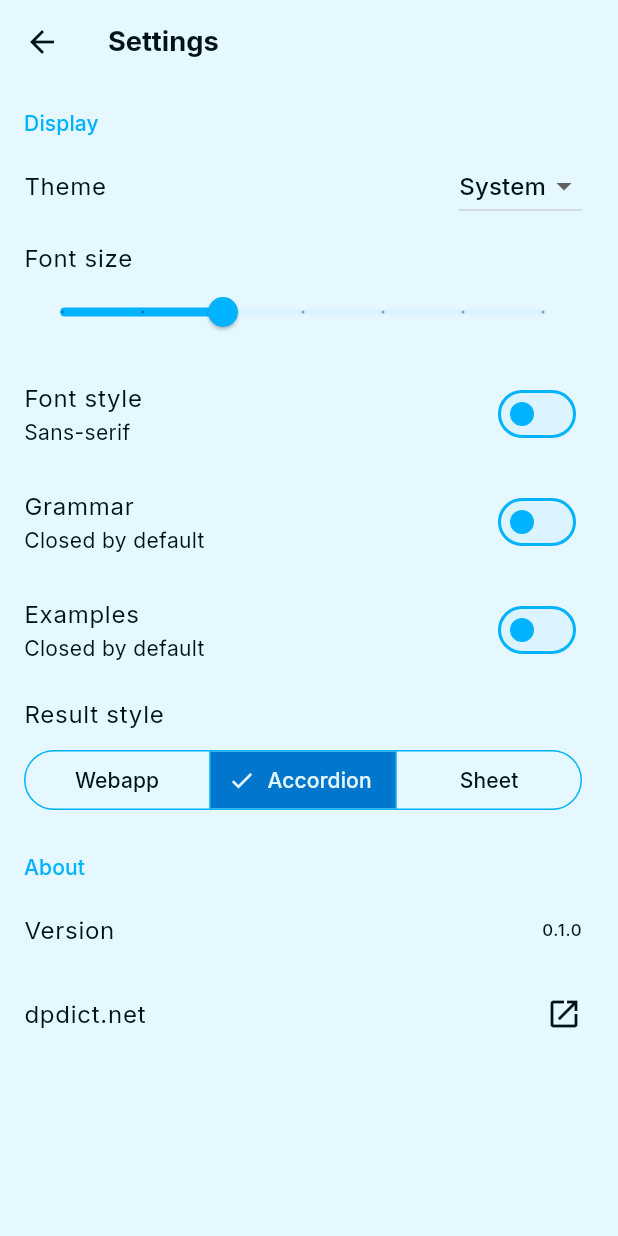
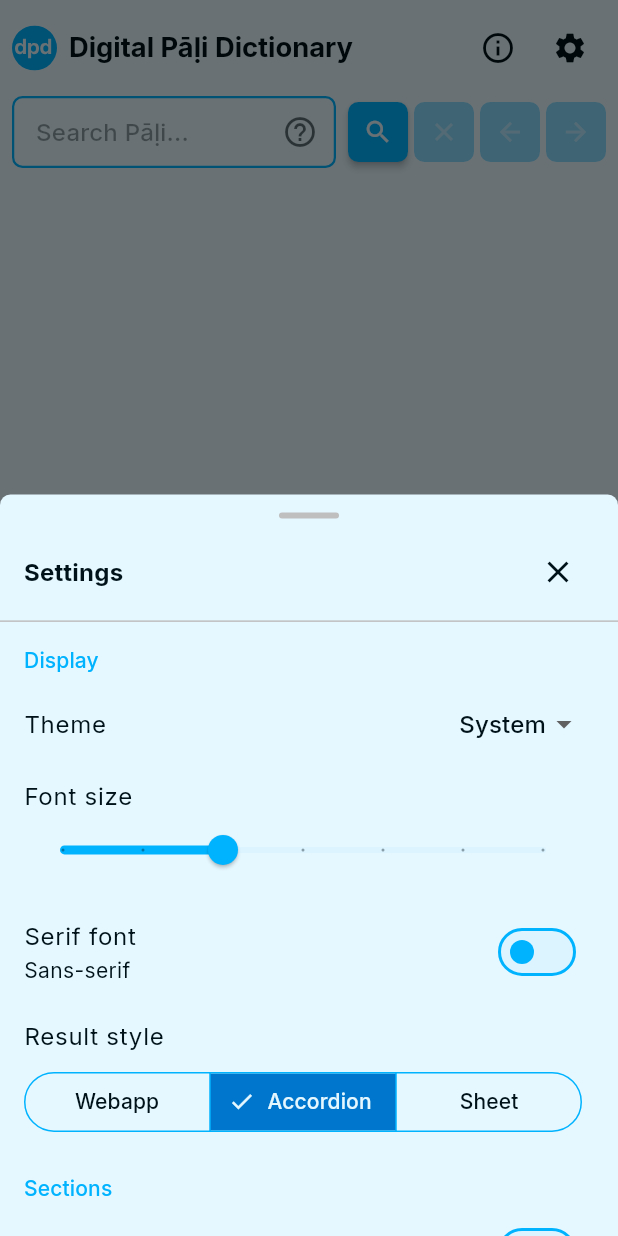
Before and after one commit to digitalpalidictionary/dpd-flutter-app, a Flutter app: the screen it shows after launch, after a tap on the "settings" icon, on a phone screen of 412 x 824 dp. Run offline on Flutter 3.47's test engine with Material 3 defaults, Android fonts, the phone set to English and light mode, and no system bars; our stand-ins replace drift, flutter_html, flutter_riverpod, flutter_svg, google_fonts, shared_preferences; accounts and stored records are empty; generated files the repository leaves out were written again.

Commit message:
feat: add settings overlay (bottom sheet + side drawer) with all new toggles

```diff
--- a/lib/providers/settings_provider.dart
+++ b/lib/providers/settings_provider.dart
@@ -21,6 +21,7 @@
     this.showSummary = true,
     this.showSandhiApostrophe = true,
     this.audioGender = AudioGender.male,
+    this.useBottomSheetSettings = true,
   });
 
   final ThemeMode themeMode;
@@ -34,6 +35,9 @@
   final bool showSummary;
   final bool showSandhiApostrophe;
   final AudioGender audioGender;
+  /// Temporary dev toggle: true = bottom sheet, false = side drawer.
+  /// Removed in Phase 6 after user picks preferred variant.
+  final bool useBottomSheetSettings;
 
   Settings copyWith({
     ThemeMode? themeMode,
@@ -47,6 +51,7 @@
     bool? showSummary,
     bool? showSandhiApostrophe,
     AudioGender? audioGender,
+    bool? useBottomSheetSettings,
   }) {
     return Settings(
       themeMode: themeMode ?? this.themeMode,
@@ -60,6 +65,8 @@
       showSummary: showSummary ?? this.showSummary,
       showSandhiApostrophe: showSandhiApostrophe ?? this.showSandhiApostrophe,
       audioGender: audioGender ?? this.audioGender,
+      useBottomSheetSettings:
+          useBottomSheetSettings ?? this.useBottomSheetSettings,
     );
   }
 
@@ -77,7 +84,8 @@
         other.niggahitaMode == niggahitaMode &&
         other.showSummary == showSummary &&
         other.showSandhiApostrophe == showSandhiApostrophe &&
-        other.audioGender == audioGender;
+        other.audioGender == audioGender &&
+        other.useBottomSheetSettings == useBottomSheetSettings;
   }
 
   @override
@@ -93,6 +101,7 @@
     showSummary,
     showSandhiApostrophe,
     audioGender,
+    useBottomSheetSettings,
   );
 }
 
@@ -133,6 +142,8 @@
       (g) => g.name == audioGenderName,
       orElse: () => AudioGender.male,
     );
+    final useBottomSheetSettings =
+        _prefs.getBool('use_bottom_sheet_settings') ?? true;
 
     state = Settings(
       themeMode: themeMode,
@@ -146,6 +157,7 @@
       showSummary: showSummary,
       showSandhiApostrophe: showSandhiApostrophe,
       audioGender: audioGender,
+      useBottomSheetSettings: useBottomSheetSettings,
     );
   }
 
@@ -203,6 +215,11 @@
     await _prefs.setString('audio_gender', gender.name);
     state = state.copyWith(audioGender: gender);
   }
+
+  Future<void> setUseBottomSheetSettings(bool value) async {
+    await _prefs.setBool('use_bottom_sheet_settings', value);
+    state = state.copyWith(useBottomSheetSettings: value);
+  }
 }
 
 final sharedPreferencesProvider = Provider<SharedPreferences>((ref) {
--- a/lib/screens/search_screen.dart
+++ b/lib/screens/search_screen.dart
@@ -26,6 +26,7 @@
 import '../widgets/secondary/secondary_result_cards.dart';
 import '../widgets/secondary/thanks_card.dart';
 import '../widgets/history_panel.dart';
+import '../widgets/settings_panel.dart';
 import '../widgets/velthuis_help_popup.dart';
 import '../widgets/word_card.dart';
 
@@ -312,7 +313,11 @@
                   ),
                   IconButton(
                     icon: const Icon(Icons.settings),
-                    onPressed: () => Navigator.pushNamed(context, '/settings'),
+                    onPressed: () {
+                      final useSheet =
+                          ref.read(settingsProvider).useBottomSheetSettings;
+                      showSettingsOverlay(context, useSheet);
+                    },
                   ),
                 ],
               ),
--- /dev/null
+++ b/lib/widgets/settings_panel.dart
@@ -0,0 +1,318 @@
+import 'package:flutter/material.dart';
+import 'package:flutter_riverpod/flutter_riverpod.dart';
+
+import '../providers/settings_provider.dart';
+import '../theme/dpd_colors.dart';
+
+/// Shared settings content widget used by both the bottom sheet and side
+/// drawer variants.
+class SettingsContent extends ConsumerWidget {
+  const SettingsContent({super.key});
+
+  @override
+  Widget build(BuildContext context, WidgetRef ref) {
+    final settings = ref.watch(settingsProvider);
+    final notifier = ref.read(settingsProvider.notifier);
+    final theme = Theme.of(context);
+
+    return ListView(
+      padding: EdgeInsets.zero,
+      children: [
+        _SectionHeader('Display'),
+        ListTile(
+          title: const Text('Theme'),
+          trailing: DropdownButton<ThemeMode>(
+            value: settings.themeMode,
+            underline: const SizedBox.shrink(),
+            onChanged: (mode) {
+              if (mode != null) notifier.setThemeMode(mode);
+            },
+            items: const [
+              DropdownMenuItem(value: ThemeMode.system, child: Text('System')),
+              DropdownMenuItem(value: ThemeMode.light, child: Text('Light')),
+              DropdownMenuItem(value: ThemeMode.dark, child: Text('Dark')),
+            ],
+          ),
+        ),
+        ListTile(
+          title: const Text('Font size'),
+          subtitle: Slider(
+            value: settings.fontSize,
+            min: 12,
+            max: 24,
+            divisions: 6,
+            label: settings.fontSize.toStringAsFixed(0),
+            onChanged: notifier.setFontSize,
+          ),
+        ),
+        SwitchListTile(
+          title: const Text('Serif font'),
+          subtitle: Text(settings.useSerifFont ? 'Serif' : 'Sans-serif'),
+          value: settings.useSerifFont,
+          onChanged: notifier.setUseSerifFont,
+        ),
+        ListTile(
+          title: const Text('Result style'),
+          subtitle: Padding(
+            padding: const EdgeInsets.only(top: 8),
+            child: SegmentedButton<DisplayMode>(
+              segments: const [
+                ButtonSegment(value: DisplayMode.inline, label: Text('Webapp')),
+                ButtonSegment(
+                  value: DisplayMode.accordion,
+                  label: Text('Accordion'),
+                ),
+                ButtonSegment(
+                  value: DisplayMode.bottomSheet,
+                  label: Text('Sheet'),
+                ),
+              ],
+              selected: {settings.displayMode},
+              onSelectionChanged: (s) => notifier.setDisplayMode(s.first),
+            ),
+          ),
+        ),
+        _SectionHeader('Sections'),
+        SwitchListTile(
+          title: const Text('Grammar open by default'),
+          value: settings.grammarOpen,
+          onChanged: notifier.setGrammarOpen,
+        ),
+        SwitchListTile(
+          title: const Text('Examples open by default'),
+          value: settings.examplesOpen,
+          onChanged: notifier.setExamplesOpen,
+        ),
+        SwitchListTile(
+          title: const Text('One section at a time'),
+          subtitle: const Text('Opening one section closes others'),
+          value: settings.oneButtonAtATime,
+          onChanged: notifier.setOneButtonAtATime,
+        ),
+        _SectionHeader('Pāḷi Text'),
+        ListTile(
+          title: const Text('Niggahīta'),
+          subtitle: Padding(
+            padding: const EdgeInsets.only(top: 8),
+            child: SegmentedButton<NiggahitaMode>(
+              segments: const [
+                ButtonSegment(value: NiggahitaMode.dot, label: Text('ṃ')),
+                ButtonSegment(value: NiggahitaMode.circle, label: Text('ṁ')),
+              ],
+              selected: {settings.niggahitaMode},
+              onSelectionChanged: (s) => notifier.setNiggahitaMode(s.first),
+            ),
+          ),
+        ),
+        SwitchListTile(
+          title: const Text('Show sandhi apostrophes'),
+          subtitle: Text(
+            settings.showSandhiApostrophe ? "Show apostrophes (e.g. mahā'pi)" : "Hide apostrophes (e.g. mahāpi)",
+          ),
+          value: settings.showSandhiApostrophe,
+          onChanged: notifier.setShowSandhiApostrophe,
+        ),
+        _SectionHeader('Entry Display'),
+        SwitchListTile(
+          title: const Text('Show summary box'),
+          subtitle: const Text('Integration coming in a future update'),
+          value: settings.showSummary,
+          onChanged: notifier.setShowSummary,
+        ),
+        _SectionHeader('Audio'),
+        ListTile(
+          title: const Text('Audio gender'),
+          subtitle: const Text('Integration coming in a future update'),
+          trailing: SegmentedButton<AudioGender>(
+            segments: const [
+              ButtonSegment(value: AudioGender.male, label: Text('Male')),
+              ButtonSegment(value: AudioGender.female, label: Text('Female')),
+            ],
+            selected: {settings.audioGender},
+            onSelectionChanged: (s) => notifier.setAudioGender(s.first),
+          ),
+        ),
+        _SectionHeader('Dev'),
+        ListTile(
+          title: const Text('Settings style [dev]'),
+          subtitle: const Text('Temporary — will be removed after user testing'),
+          trailing: SegmentedButton<bool>(
+            segments: const [
+              ButtonSegment(value: true, label: Text('Sheet')),
+              ButtonSegment(value: false, label: Text('Drawer')),
+            ],
+            selected: {settings.useBottomSheetSettings},
+            onSelectionChanged: (s) =>
+                notifier.setUseBottomSheetSettings(s.first),
+          ),
+        ),
+        const SizedBox(height: 16),
+        Padding(
+          padding: const EdgeInsets.symmetric(horizontal: 16),
+          child: Divider(color: theme.colorScheme.outlineVariant),
+        ),
+        ListTile(
+          dense: true,
+          title: Text(
+            'Version 0.1.0',
+            style: theme.textTheme.bodySmall?.copyWith(
+              color: theme.colorScheme.onSurfaceVariant,
+            ),
+          ),
+        ),
+      ],
+    );
+  }
+}
+
+/// Bottom sheet settings overlay.
+class SettingsBottomSheet extends StatelessWidget {
+  const SettingsBottomSheet({super.key});
+
+  @override
+  Widget build(BuildContext context) {
+    final theme = Theme.of(context);
+
+    return Container(
+      decoration: BoxDecoration(
+        color: theme.colorScheme.surface,
+        borderRadius: const BorderRadius.vertical(
+          top: Radius.circular(DpdColors.borderRadiusValue),
+        ),
+      ),
+      child: Column(
+        mainAxisSize: MainAxisSize.min,
+        children: [
+          // Drag handle
+          Center(
+            child: Container(
+              margin: const EdgeInsets.symmetric(vertical: 12),
+              width: 40,
+              height: 4,
+              decoration: BoxDecoration(
+                color: theme.colorScheme.outlineVariant,
+                borderRadius: BorderRadius.circular(2),
+              ),
+            ),
+          ),
+          Padding(
+            padding: const EdgeInsets.fromLTRB(16, 0, 16, 8),
+            child: Row(
+              children: [
+                Text(
+                  'Settings',
+                  style: theme.textTheme.titleMedium?.copyWith(
+                    fontWeight: FontWeight.w700,
+                  ),
+                ),
+                const Spacer(),
+                IconButton(
+                  icon: const Icon(Icons.close),
+                  onPressed: () => Navigator.of(context).pop(),
+                ),
+              ],
+            ),
+          ),
+          const Divider(height: 1),
+          const Flexible(child: SettingsContent()),
+        ],
+      ),
+    );
+  }
+}
+
+/// Side drawer settings overlay (slides in from the right).
+class SettingsSideDrawer extends StatelessWidget {
+  const SettingsSideDrawer({super.key});
+
+  @override
+  Widget build(BuildContext context) {
+    final theme = Theme.of(context);
+    final screenWidth = MediaQuery.of(context).size.width;
+
+    return Align(
+      alignment: Alignment.centerRight,
+      child: Container(
+        width: screenWidth * 0.85,
+        height: double.infinity,
+        decoration: BoxDecoration(
+          color: theme.colorScheme.surface,
+          borderRadius: const BorderRadius.horizontal(
+            left: Radius.circular(DpdColors.borderRadiusValue),
+          ),
+          boxShadow: DpdColors.shadowHover,
+        ),
+        child: Column(
+          children: [
+            SafeArea(
+              bottom: false,
+              child: Padding(
+                padding: const EdgeInsets.fromLTRB(16, 16, 8, 8),
+                child: Row(
+                  children: [
+                    Text(
+                      'Settings',
+                      style: theme.textTheme.titleMedium?.copyWith(
+                        fontWeight: FontWeight.w700,
+                      ),
+                    ),
+                    const Spacer(),
+                    IconButton(
+                      icon: const Icon(Icons.close),
+                      onPressed: () => Navigator.of(context).pop(),
+                    ),
+                  ],
+                ),
+              ),
+            ),
+            const Divider(height: 1),
+            const Expanded(child: SettingsContent()),
+          ],
+        ),
+      ),
+    );
+  }
+}
+
+class _SectionHeader extends StatelessWidget {
+  const _SectionHeader(this.title);
+
+  final String title;
+
+  @override
+  Widget build(BuildContext context) {
+    return Padding(
+      padding: const EdgeInsets.fromLTRB(16, 16, 16, 4),
+      child: Text(
+        title,
+        style: Theme.of(context).textTheme.labelLarge?.copyWith(
+          color: Theme.of(context).colorScheme.primary,
+        ),
+      ),
+    );
+  }
+}
+
+/// Shows the settings overlay (bottom sheet or side drawer) based on the
+/// current [Settings.useBottomSheetSettings] preference.
+Future<void> showSettingsOverlay(BuildContext context, bool useBottomSheet) {
+  if (useBottomSheet) {
+    return showModalBottomSheet(
+      context: context,
+      isScrollControlled: true,
+      backgroundColor: Colors.transparent,
+      builder: (_) => DraggableScrollableSheet(
+        initialChildSize: 0.6,
+        minChildSize: 0.3,
+        maxChildSize: 0.95,
+        builder: (_, controller) => const SettingsBottomSheet(),
+      ),
+    );
+  } else {
+    return showDialog(
+      context: context,
+      barrierColor: Colors.black26,
+      builder: (_) => const SettingsSideDrawer(),
+    );
+  }
+}
```
